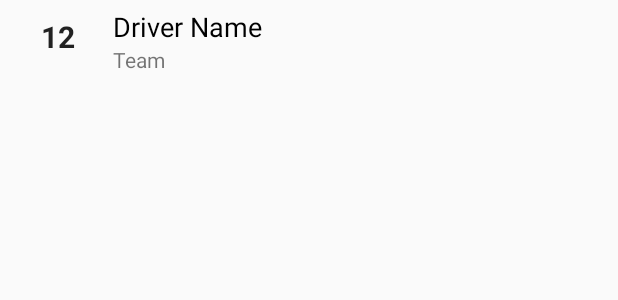
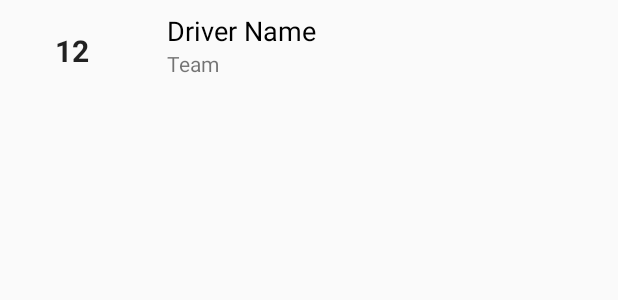
Before and after one commit to AlEilers/formulaecalendar, an Android app: the layout race_results_item.xml on its own in the app's theme, with its tools: preview values and no code run, on a phone screen of 412 x 824 dp. Shown: the top 300 px of the screen. Run offline under Robolectric (Android 15) with nearby library versions, the light colour scheme and no system bars; network calls fail.

Commit message:
adjust race results item

```diff
--- a/app/src/main/res/layout/driver_results_item.xml
+++ b/app/src/main/res/layout/driver_results_item.xml
@@ -28,33 +28,35 @@
 
     <TextView
         android:id="@+id/driver_name"
-        android:layout_width="wrap_content"
+        android:layout_width="0dp"
         android:layout_height="wrap_content"
-        android:layout_marginLeft="0dp"
-        android:layout_marginRight="0dp"
+        android:layout_marginLeft="8dp"
         android:layout_marginTop="8dp"
         android:text="Driver Name"
         android:textAppearance="@style/TextAppearance.AppCompat.Medium"
         android:textColor="#FF000000"
         app:layout_constraintLeft_toLeftOf="@+id/guideline"
+        app:layout_constraintTop_toTopOf="parent"
         app:layout_constraintRight_toLeftOf="@+id/guideline2"
-        app:layout_constraintTop_toTopOf="parent" />
+        android:layout_marginRight="8dp"
+        app:layout_constraintHorizontal_bias="0.0" />
 
     <TextView
         android:id="@+id/driver_description"
-        android:layout_width="wrap_content"
+        android:layout_width="0dp"
         android:layout_height="wrap_content"
         android:layout_marginBottom="8dp"
-        android:layout_marginLeft="0dp"
-        android:layout_marginRight="0dp"
+        android:layout_marginLeft="8dp"
         android:layout_marginTop="0dp"
         android:text="Team"
         android:textAppearance="@style/TextAppearance.AppCompat.Small"
         app:layout_constraintBottom_toBottomOf="parent"
         app:layout_constraintLeft_toLeftOf="@+id/guideline"
+        app:layout_constraintTop_toBottomOf="@+id/driver_name"
+        app:layout_constraintVertical_bias="0.0"
         app:layout_constraintRight_toLeftOf="@+id/guideline2"
-        app:layout_constraintTop_toBottomOf="@+id/driver_name"
-        app:layout_constraintVertical_bias="0.0" />
+        android:layout_marginRight="8dp"
+        app:layout_constraintHorizontal_bias="0.0" />
 
     <TextView
         android:id="@+id/driver_points"
--- a/app/src/main/res/layout/race_results_item.xml
+++ b/app/src/main/res/layout/race_results_item.xml
@@ -1,16 +1,14 @@
 <?xml version="1.0" encoding="utf-8"?>
-<LinearLayout xmlns:android="http://schemas.android.com/apk/res/android"
+<android.support.constraint.ConstraintLayout xmlns:android="http://schemas.android.com/apk/res/android"
+    xmlns:app="http://schemas.android.com/apk/res-auto"
     android:layout_width="match_parent"
-    android:layout_height="wrap_content"
-    android:orientation="horizontal"
-    android:paddingTop="@dimen/details_results_padding_top">
+    android:layout_height="wrap_content" >
 
     <TextView
         android:id="@+id/results_pos"
-        android:layout_width="@dimen/details_results_pos_width"
+        android:layout_width="wrap_content"
         android:layout_height="wrap_content"
         android:layout_gravity="end"
-        android:layout_weight="1"
         android:gravity="end"
         android:paddingRight="@dimen/details_results_pos_size"
         android:paddingTop="@dimen/details_results_padding_top"
@@ -18,28 +16,61 @@
         android:textAlignment="viewEnd"
         android:textAppearance="@style/TextAppearance.AppCompat.Large"
         android:textSize="20sp"
-        android:textStyle="normal|bold" />
-
-    <LinearLayout
-        android:layout_width="match_parent"
-        android:layout_height="wrap_content"
-        android:layout_weight="1"
-        android:orientation="vertical">
+        android:textStyle="normal|bold"
+        android:layout_marginLeft="0dp"
+        app:layout_constraintLeft_toLeftOf="parent"
+        app:layout_constraintRight_toLeftOf="@+id/guideline3"
+        android:layout_marginRight="0dp"
+        app:layout_constraintTop_toTopOf="@+id/results_name"
+        android:layout_marginTop="0dp"
+        app:layout_constraintBottom_toBottomOf="@+id/results_description"
+        android:layout_marginBottom="0dp"
+        app:layout_constraintVertical_bias="0.571"
+        app:layout_constraintHorizontal_bias="0.66" />
 
     <TextView
         android:id="@+id/results_name"
-            android:layout_width="wrap_content"
+        android:layout_width="0dp"
         android:layout_height="wrap_content"
         android:text="Driver Name"
         android:textAppearance="@style/TextAppearance.AppCompat.Medium"
-            android:textColor="#FF000000" />
+        android:textColor="#FF000000"
+        app:layout_constraintTop_toTopOf="parent"
+        android:layout_marginTop="8dp"
+        android:layout_marginLeft="8dp"
+        app:layout_constraintLeft_toLeftOf="@+id/guideline3"
+        app:layout_constraintRight_toLeftOf="@+id/guideline4"
+        android:layout_marginRight="8dp"
+        app:layout_constraintHorizontal_bias="0.0" />
 
     <TextView
         android:id="@+id/results_description"
+        android:layout_width="0dp"
+        android:layout_height="wrap_content"
+        android:text="Team"
+        android:textAppearance="@style/TextAppearance.AppCompat.Small"
+        android:layout_marginTop="0dp"
+        app:layout_constraintTop_toBottomOf="@+id/results_name"
+        app:layout_constraintBottom_toBottomOf="parent"
+        android:layout_marginBottom="8dp"
+        android:layout_marginLeft="8dp"
+        app:layout_constraintVertical_bias="0.0"
+        app:layout_constraintLeft_toLeftOf="@+id/guideline3"
+        app:layout_constraintRight_toLeftOf="@+id/guideline4"
+        android:layout_marginRight="8dp"
+        app:layout_constraintHorizontal_bias="0.0" />
+
+    <android.support.constraint.Guideline
         android:layout_width="wrap_content"
         android:layout_height="wrap_content"
-            android:text="Team"
-            android:textAppearance="@style/TextAppearance.AppCompat.Small" />
-    </LinearLayout>
+        android:id="@+id/guideline3"
+        android:orientation="vertical"
+        app:layout_constraintGuide_percent="0.25" />
 
-</LinearLayout>
+    <android.support.constraint.Guideline
+        android:layout_width="wrap_content"
+        android:layout_height="wrap_content"
+        android:id="@+id/guideline4"
+        android:orientation="vertical"
+        app:layout_constraintGuide_percent="0.75" />
+</android.support.constraint.ConstraintLayout>
```
Lines whose indentation alone changed are shown as unchanged.
